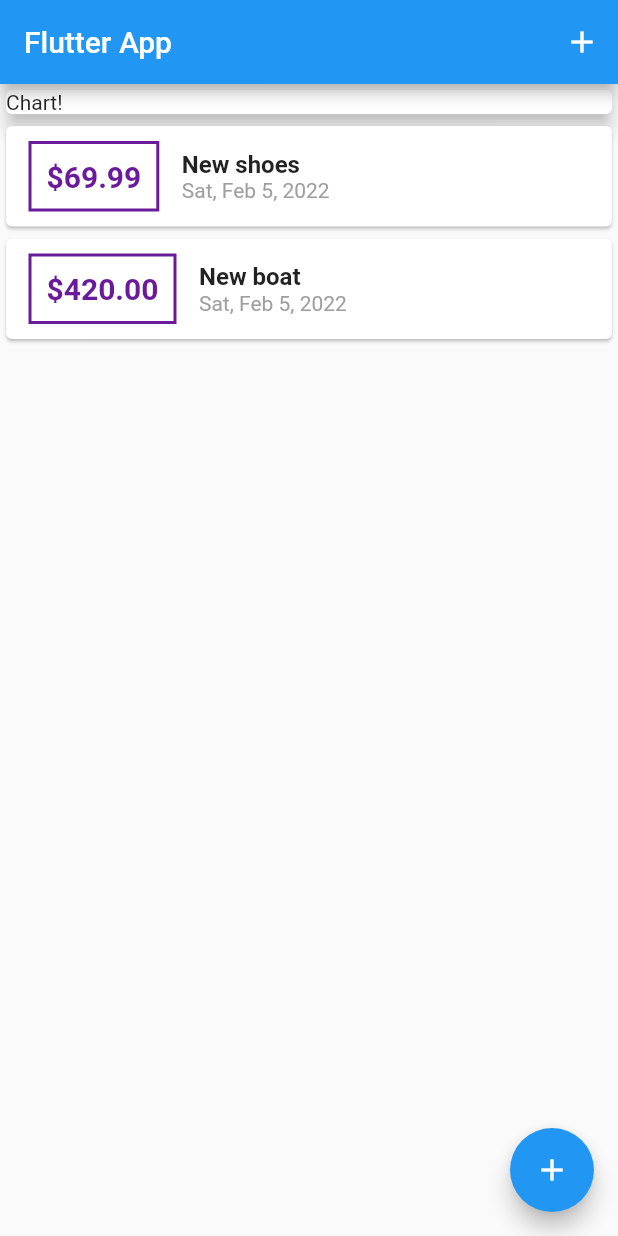
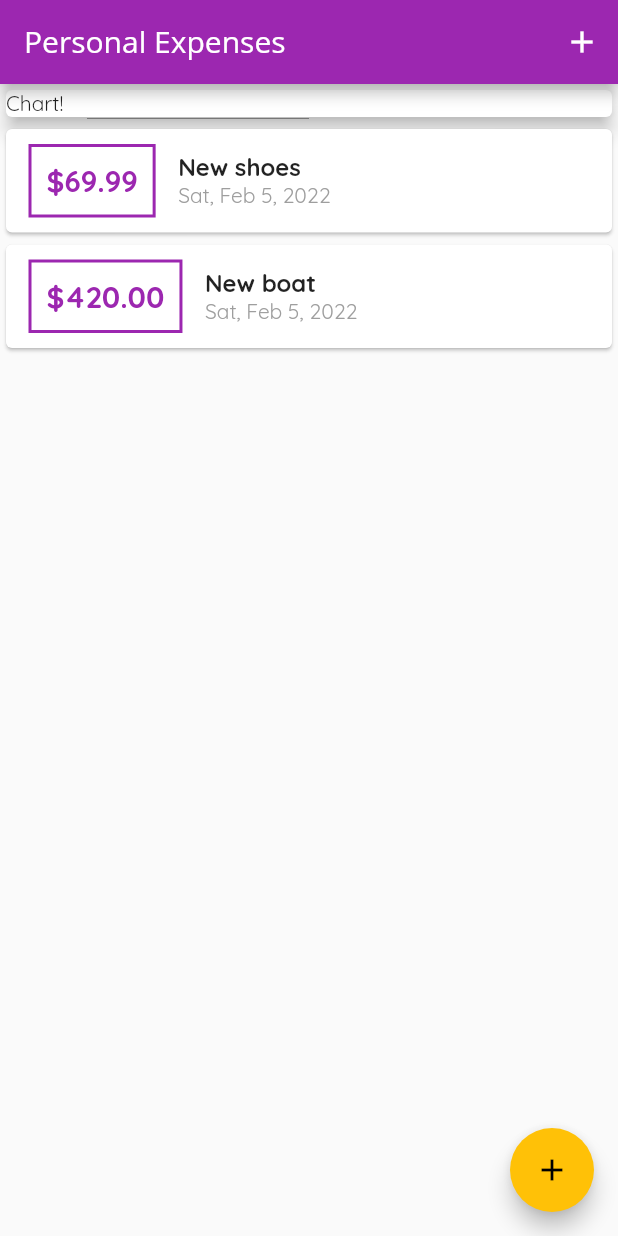
Before and after one commit to nrudelic/Flutter-develop, a Flutter app: the screen it shows after launch, on a phone screen of 412 x 824 dp. Run offline on Flutter 3.47's test engine with Material 2 defaults, Android fonts, the phone set to English and light mode, and no system bars.

Commit message:
Gotovo za danas

```diff
--- a/expenses_calculator/lib/main.dart
+++ b/expenses_calculator/lib/main.dart
@@ -10,46 +10,59 @@ class MyApp extends StatelessWidget {
   @override
   Widget build(BuildContext context) {
     return MaterialApp(
-      title: 'Flutter App',
+      title: 'Personal Expenses',
+      theme: ThemeData(
+        primarySwatch: Colors.purple,
+        accentColor: Colors.amber,
+        fontFamily: 'Quicksand',
+        appBarTheme:
+            AppBarTheme(),
+      ),
       home: MyHomePage(),
     );
   }
 }
 
 class MyHomePage extends StatefulWidget {
-
   @override
   State<MyHomePage> createState() => _MyHomePageState();
 }
 
 class _MyHomePageState extends State<MyHomePage> {
-
   final List<Transaction> _userTransactions = [
     Transaction(
         id: 't1', title: 'New shoes', amount: 69.99, date: DateTime.now()),
     Transaction(id: 't2', title: 'New boat', amount: 420, date: DateTime.now()),
   ];
 
-
-  void _addNewTransaction(String title, double amount){
-    final newTransaction = Transaction(title: title, amount: amount, date: DateTime.now(), id: DateTime.now().toString());
+  void _addNewTransaction(String title, double amount) {
+    final newTransaction = Transaction(
+        title: title,
+        amount: amount,
+        date: DateTime.now(),
+        id: DateTime.now().toString());
 
     setState(() {
       _userTransactions.add(newTransaction);
     });
   }
 
-  void _startAddNewTransaction(BuildContext ctx){
-    showModalBottomSheet(context: ctx, builder: (bCtx){
-      return NewTransaction(_addNewTransaction);
-    });
+  void _startAddNewTransaction(BuildContext ctx) {
+    showModalBottomSheet(
+        context: ctx,
+        builder: (bCtx) {
+          return NewTransaction(_addNewTransaction);
+        });
   }
 
   @override
   Widget build(BuildContext context) {
     return Scaffold(
       appBar: AppBar(
-        title: Text('Flutter App'),
+        title: Text(
+          'Personal Expenses',
+          style: TextStyle(fontFamily: 'OpenSans'),
+        ),
         actions: [
           IconButton(
             onPressed: () => _startAddNewTransaction(context),
@@ -76,7 +89,7 @@ class _MyHomePageState extends State<MyHomePage> {
       ),
       floatingActionButton: FloatingActionButton(
         child: Icon(Icons.add),
-        onPressed:  () => _startAddNewTransaction(context),
+        onPressed: () => _startAddNewTransaction(context),
       ),
     );
   }
--- a/expenses_calculator/lib/widgets/new_transaction.dart
+++ b/expenses_calculator/lib/widgets/new_transaction.dart
@@ -22,6 +22,7 @@ class _NewTransactionState extends State<NewTransaction> {
 
     widget.addTransaction(enteredTitle, enteredAmount);
 
+    // Close the modal screen (pop close what in focus)
     Navigator.of(context).pop();
   }
 
--- a/expenses_calculator/lib/widgets/transaction_list.dart
+++ b/expenses_calculator/lib/widgets/transaction_list.dart
@@ -20,14 +20,14 @@ class TransactionList extends StatelessWidget {
                   padding: EdgeInsets.all(10),
                   margin: EdgeInsets.symmetric(vertical: 10, horizontal: 15),
                   decoration: BoxDecoration(
-                    border: Border.all(color: Colors.purple.shade800, width: 2),
+                    border: Border.all(color: Theme.of(context).primaryColor, width: 2),
                   ),
                   child: Text(
                     '\$${transactions[index].amount?.toStringAsFixed(2)}',
                     style: TextStyle(
                       fontWeight: FontWeight.bold,
                       fontSize: 20,
-                      color: Colors.purple.shade800,
+                      color: Theme.of(context).primaryColor,
                     ),
                   ),
                 ),
```
Also changed, not shown: expenses_calculator/pubspec.yaml (+12 -7 lines), expenses_calculator/assets/fonts/OpenSans-Bold.ttf (added), expenses_calculator/assets/fonts/OpenSans-Regular.ttf (added), expenses_calculator/assets/fonts/Quicksand-Bold.ttf (added), expenses_calculator/assets/fonts/Quicksand-Light.ttf (added), expenses_calculator/assets/fonts/Quicksand-Medium.ttf (added), expenses_calculator/assets/fonts/Quicksand-Regular.ttf (added).
